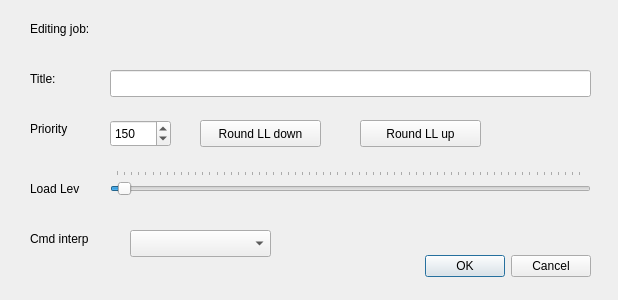
Old version of the form batchwin/titprilldlg.ui in the repository gitGNU/gnu_gnubatch.
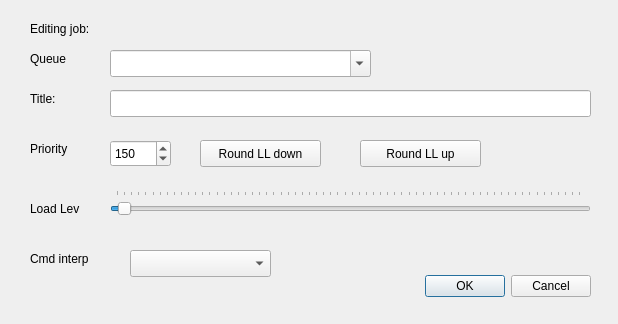
New version of the form.

Commit message: Fix bug in xbnetserv and add queue stuff to PyQt stuff.

Patch:
```diff
--- a/batchwin/titprilldlg.ui
+++ b/batchwin/titprilldlg.ui
@@ -7,7 +7,7 @@
     <x>0</x>
     <y>0</y>
     <width>618</width>
-    <height>300</height>
+    <height>324</height>
    </rect>
   </property>
   <property name="windowTitle">
@@ -20,7 +20,7 @@
    <property name="geometry">
     <rect>
      <x>400</x>
-     <y>250</y>
+     <y>270</y>
      <width>191</width>
      <height>32</height>
     </rect>
@@ -62,7 +62,7 @@
    <property name="geometry">
     <rect>
      <x>30</x>
-     <y>70</y>
+     <y>90</y>
      <width>66</width>
      <height>17</height>
     </rect>
@@ -75,7 +75,7 @@
    <property name="geometry">
     <rect>
      <x>110</x>
-     <y>70</y>
+     <y>90</y>
      <width>481</width>
      <height>27</height>
     </rect>
@@ -88,7 +88,7 @@
    <property name="geometry">
     <rect>
      <x>30</x>
-     <y>120</y>
+     <y>140</y>
      <width>66</width>
      <height>17</height>
     </rect>
@@ -101,7 +101,7 @@
    <property name="geometry">
     <rect>
      <x>110</x>
-     <y>120</y>
+     <y>140</y>
      <width>61</width>
      <height>27</height>
     </rect>
@@ -126,7 +126,7 @@
    <property name="geometry">
     <rect>
      <x>200</x>
-     <y>120</y>
+     <y>140</y>
      <width>121</width>
      <height>27</height>
     </rect>
@@ -139,7 +139,7 @@
    <property name="geometry">
     <rect>
      <x>360</x>
-     <y>120</y>
+     <y>140</y>
      <width>121</width>
      <height>27</height>
     </rect>
@@ -155,7 +155,7 @@
    <property name="geometry">
     <rect>
      <x>110</x>
-     <y>170</y>
+     <y>190</y>
      <width>481</width>
      <height>29</height>
     </rect>
@@ -195,7 +195,7 @@
    <property name="geometry">
     <rect>
      <x>30</x>
-     <y>180</y>
+     <y>200</y>
      <width>66</width>
      <height>17</height>
     </rect>
@@ -208,7 +208,7 @@
    <property name="geometry">
     <rect>
      <x>30</x>
-     <y>230</y>
+     <y>250</y>
      <width>81</width>
      <height>17</height>
     </rect>
@@ -221,7 +221,7 @@
    <property name="geometry">
     <rect>
      <x>130</x>
-     <y>230</y>
+     <y>250</y>
      <width>141</width>
      <height>27</height>
     </rect>
@@ -234,7 +234,7 @@
    <property name="geometry">
     <rect>
      <x>510</x>
-     <y>120</y>
+     <y>140</y>
      <width>66</width>
      <height>17</height>
     </rect>
@@ -243,6 +243,38 @@
     <string/>
    </property>
   </widget>
+  <widget class="QLabel" name="label_6">
+   <property name="geometry">
+    <rect>
+     <x>30</x>
+     <y>50</y>
+     <width>66</width>
+     <height>17</height>
+    </rect>
+   </property>
+   <property name="text">
+    <string>Queue</string>
+   </property>
+  </widget>
+  <widget class="QComboBox" name="queue">
+   <property name="geometry">
+    <rect>
+     <x>110</x>
+     <y>50</y>
+     <width>261</width>
+     <height>27</height>
+    </rect>
+   </property>
+   <property name="toolTip">
+    <string>This is the optional queue prefix for the job</string>
+   </property>
+   <property name="editable">
+    <bool>true</bool>
+   </property>
+   <property name="insertPolicy">
+    <enum>QComboBox::InsertAlphabetically</enum>
+   </property>
+  </widget>
  </widget>
  <tabstops>
   <tabstop>title</tabstop>
```
Left out of the diff: 1 changed line with no effect on the pictures. The commit also changes 7 other files.
